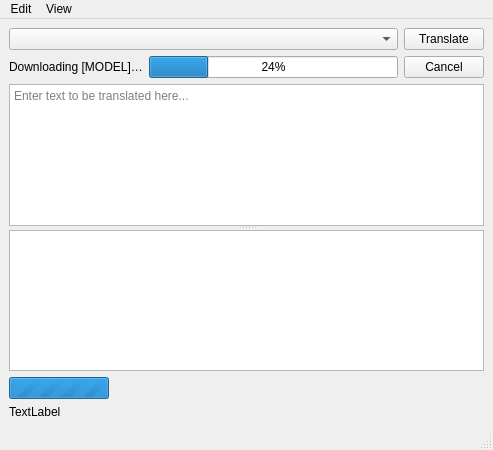
Qt form src/mainwindow.ui (XapaJIaMnu/translateLocally) before a commit.
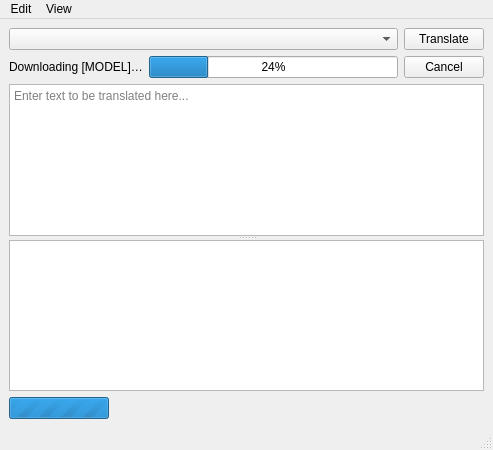
The same form after that commit.

Commit message:
Use QStatusBar::showMessage for translation speed stats
The QLabel had no proper margin which made it look odd. Setting the message through this api does look more native in the status bar.

```diff
--- a/src/mainwindow.ui
+++ b/src/mainwindow.ui
@@ -176,13 +176,6 @@
       </item>
      </layout>
     </item>
-    <item row="3" column="0">
-     <widget class="QLabel" name="speedDisplay">
-      <property name="text">
-       <string>TextLabel</string>
-      </property>
-     </widget>
-    </item>
    </layout>
   </widget>
   <widget class="QMenuBar" name="menubar">
```
The commit also changes 1 other file.
